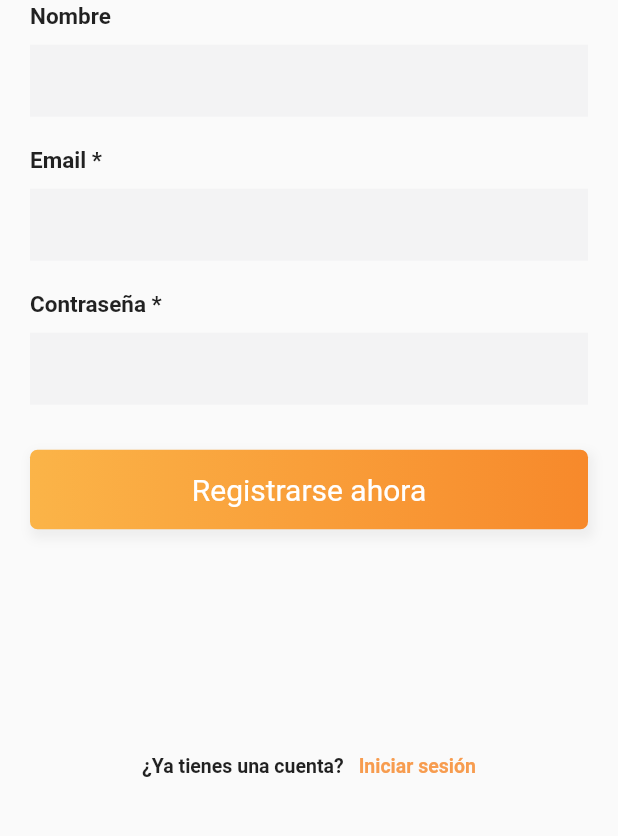
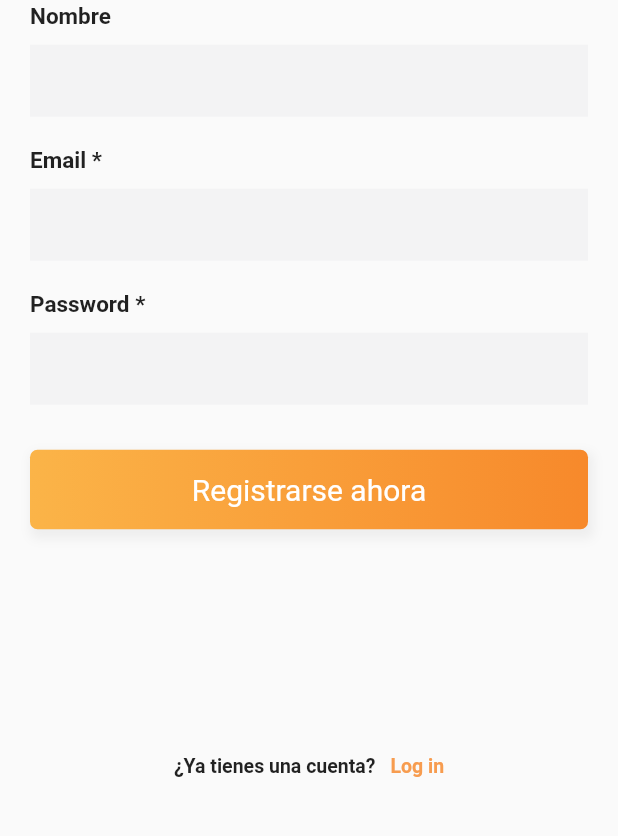
Before and after one commit to jserrape/PaQRue-flutter, a Flutter app: the SignUpPage screen opened by its route, on a phone screen of 412 x 824 dp, the part 387-1223 px from its top. Run offline on Flutter 3.47's test engine with Material 2 defaults, Android fonts, the phone set to English and light mode, and no system bars; our stand-ins replace google_fonts, shared_preferences; accounts and stored records are empty; network calls fail.

Commit message:
Nuevas pantallas traducidas

```diff
--- a/lib/src/screens/login/forgetPassword.dart
+++ b/lib/src/screens/login/forgetPassword.dart
@@ -4,6 +4,8 @@ import 'package:history_maker/src/util/Visual.dart';
 
 import 'package:history_maker/src/services/UserServices.dart' as UserServices;
 import 'package:http/http.dart' as http;
+
+import '../../../app_localizations.dart';
 
 class forgetPassword extends StatefulWidget {
   forgetPassword({Key key, this.title}) : super(key: key);
@@ -55,7 +57,7 @@ class _forgetPasswordState extends State<forgetPassword> {
             context: context,
             builder: (context) {
               return AlertDialog(
-                content: Text("Formato del email incorrecto"),
+                content: Text(AppLocalizations.of(context).translate('email_formar_incorrect')),
               );
             },
           );
@@ -65,7 +67,7 @@ class _forgetPasswordState extends State<forgetPassword> {
             context: context,
             builder: (context) {
               return AlertDialog(
-                content: Text("Se ha enviado un correo electronico para el cambio de contraseña"),
+                content: Text(AppLocalizations.of(context).translate('email_change_pass')),
               );
             },
           );
@@ -89,7 +91,7 @@ class _forgetPasswordState extends State<forgetPassword> {
                 end: Alignment.centerRight,
                 colors: [Color(0xfffbb448), Color(0xfff7892b)])),
         child: Text(
-          'Recordar contraseña',
+          AppLocalizations.of(context).translate('remember_pass'),
           style: TextStyle(fontSize: 20, color: Colors.white),
         ),
       ),
@@ -105,7 +107,7 @@ class _forgetPasswordState extends State<forgetPassword> {
     return Column(
       children: <Widget>[
         Text(
-          'Ingrese el correo electrónico para recordar la contraseña',
+          AppLocalizations.of(context).translate('remember_pass_text'),
           textAlign: TextAlign.center,
           //overflow: TextOverflow.ellipsis,
           style: TextStyle(),
@@ -113,7 +115,7 @@ class _forgetPasswordState extends State<forgetPassword> {
         SizedBox(
           height: 20,
         ),
-        _entryField(controllerEmail, "Email")
+        _entryField(controllerEmail, AppLocalizations.of(context).translate('email'))
       ],
     );
   }
--- a/lib/src/screens/login/loginPage.dart
+++ b/lib/src/screens/login/loginPage.dart
@@ -76,7 +76,7 @@ class _LoginPageState extends State<LoginPage> {
             context: context,
             builder: (context) {
               return AlertDialog(
-                content: Text("Formato del email o contraseña no válido"),
+                content: Text(AppLocalizations.of(context).translate('format_no_valid_1')),
               );
             },
           );
@@ -91,7 +91,7 @@ class _LoginPageState extends State<LoginPage> {
               context: context,
               builder: (context) {
                 return AlertDialog(
-                  content: Text("Email o contraseña incorrectos"),
+                  content: Text(AppLocalizations.of(context).translate('pass_error')),
                 );
               },
             );
@@ -120,7 +120,7 @@ class _LoginPageState extends State<LoginPage> {
                 begin: Alignment.centerLeft,
                 end: Alignment.centerRight,
                 colors: [Color(0xfffbb448), Color(0xfff7892b)])),
-        child: Text('Iniciar sesión', style: TextStyle(fontSize: 20, color: Colors.white),
+        child: Text(AppLocalizations.of(context).translate('log_in'), style: TextStyle(fontSize: 20, color: Colors.white),
         ),
       ),
     );
@@ -142,7 +142,7 @@ class _LoginPageState extends State<LoginPage> {
               ),
             ),
           ),
-          Text('o'),
+          Text(AppLocalizations.of(context).translate('or')),
           Expanded(
             child: Padding(
               padding: EdgeInsets.symmetric(horizontal: 10),
@@ -193,7 +193,7 @@ class _LoginPageState extends State<LoginPage> {
                     topRight: Radius.circular(5)),
               ),
               alignment: Alignment.center,
-              child: Text('Iniciar sesión con Facebook',
+              child: Text(AppLocalizations.of(context).translate('log_in_facebook'),
                   style: TextStyle(
                       color: Colors.white,
                       fontSize: 18,
@@ -239,7 +239,7 @@ class _LoginPageState extends State<LoginPage> {
                     topRight: Radius.circular(5)),
               ),
               alignment: Alignment.center,
-              child: Text('Iniciar sesión con Google',
+              child: Text(AppLocalizations.of(context).translate('log_in_google'),
                   style: TextStyle(
                       color: Colors.grey,
                       fontSize: 18,
@@ -264,14 +264,14 @@ class _LoginPageState extends State<LoginPage> {
           mainAxisAlignment: MainAxisAlignment.center,
           children: <Widget>[
             Text(
-              '¿No tienes una cuenta?',
+              AppLocalizations.of(context).translate('no_account'),
               style: TextStyle(fontSize: 13, fontWeight: FontWeight.w600),
             ),
             SizedBox(
               width: 10,
             ),
             Text(
-              'Registrarse',
+              AppLocalizations.of(context).translate('register'),
               style: TextStyle(
                   color: Color(0xfff79c4f),
                   fontSize: 13,
@@ -287,8 +287,8 @@ class _LoginPageState extends State<LoginPage> {
   Widget _emailPasswordWidget() {
     return Column(
       children: <Widget>[
-        _entryField(controllerEmail, "Email"),
-        _entryField(controllerPassword, "Contraseña", isPassword: true),
+        _entryField(controllerEmail, AppLocalizations.of(context).translate('email')),
+        _entryField(controllerPassword, AppLocalizations.of(context).translate('password'), isPassword: true),
       ],
     );
   }
@@ -320,7 +320,7 @@ class _LoginPageState extends State<LoginPage> {
                     child: Container(
                       padding: EdgeInsets.symmetric(vertical: 10),
                       alignment: Alignment.centerRight,
-                      child: Text('¿Se te olvidó tu contraseña?',
+                      child: Text(AppLocalizations.of(context).translate('forget_pass'),
                           style: TextStyle(
                               color: Color(0xfff79c4f),
                               fontSize: 13,
--- a/lib/src/screens/login/signup.dart
+++ b/lib/src/screens/login/signup.dart
@@ -7,6 +7,7 @@ import 'package:http/http.dart' as http;
 
 import 'package:history_maker/src/services/UserServices.dart' as UserServices;
 
+import '../../../app_localizations.dart';
 import 'loginPage.dart';
 
 class SignUpPage extends StatefulWidget {
@@ -52,7 +53,6 @@ class _SignUpPageState extends State<SignUpPage> {
 
   Future<http.Response> addUser(User user) async {
     final response = await UserServices.postUser(user);
-    //return User.fromJson(json.decode(response.body));
     return response;
   }
 
@@ -68,12 +68,12 @@ class _SignUpPageState extends State<SignUpPage> {
           http.Response response = await addUser(user);
           String mensaje = "";
           if(response.statusCode == 201){
-            mensaje = "Registro completo";
+            mensaje = AppLocalizations.of(context).translate('register_complete');
             controllerEmail.clear();
             controllerPassword.clear();
             controllerNombre.clear();
           }else{
-            mensaje = "Ya existe una cuenta con ese correo electrónico";
+            mensaje = AppLocalizations.of(context).translate('account_exist');
           }
 
           return await showDialog(
@@ -89,13 +89,13 @@ class _SignUpPageState extends State<SignUpPage> {
         } else {
           String error = "Error sin definir";
           if (emailValid && !passwordValid) {
-            error = "Formato de la contraseña incorrecto";
+            error = AppLocalizations.of(context).translate('error_password_format');
           }
           if (!emailValid && passwordValid) {
-            error = "Formato del email incorrecto";
+            error = AppLocalizations.of(context).translate('email_formar_incorrect');
           }
           if (!emailValid && !passwordValid) {
-            error = "Formato del email y contraseña incorrectos";
+            error = AppLocalizations.of(context).translate('pass_email_format_error');
           }
           return showDialog(
             context: context,
@@ -125,7 +125,7 @@ class _SignUpPageState extends State<SignUpPage> {
                 end: Alignment.centerRight,
                 colors: [Color(0xfffbb448), Color(0xfff7892b)])),
         child: Text(
-          'Registrarse ahora',
+          AppLocalizations.of(context).translate('register_now'),
           style: TextStyle(fontSize: 20, color: Colors.white),
         ),
       ),
@@ -145,14 +145,14 @@ class _SignUpPageState extends State<SignUpPage> {
           mainAxisAlignment: MainAxisAlignment.center,
           children: <Widget>[
             Text(
-              '¿Ya tienes una cuenta?',
+              AppLocalizations.of(context).translate('already_have_account'),
               style: TextStyle(fontSize: 13, fontWeight: FontWeight.w600),
             ),
             SizedBox(
               width: 10,
             ),
             Text(
-              'Iniciar sesión',
+              AppLocalizations.of(context).translate('log_in'),
               style: TextStyle(
                   color: Color(0xfff79c4f),
                   fontSize: 13,
@@ -167,9 +167,9 @@ class _SignUpPageState extends State<SignUpPage> {
   Widget _emailPasswordWidget() {
     return Column(
       children: <Widget>[
-        _entryField(controllerNombre, "Nombre"),
-        _entryField(controllerEmail, "Email *"),
-        _entryField(controllerPassword, "Contraseña *", isPassword: true),
+        _entryField(controllerNombre, AppLocalizations.of(context).translate('name')),
+        _entryField(controllerEmail, AppLocalizations.of(context).translate('email') + " *"),
+        _entryField(controllerPassword, AppLocalizations.of(context).translate('password') + " *", isPassword: true),
       ],
     );
   }
--- a/lib/src/util/Visual.dart
+++ b/lib/src/util/Visual.dart
@@ -1,5 +1,7 @@
 import 'package:flutter/material.dart';
 import 'package:google_fonts/google_fonts.dart';
+
+import '../../app_localizations.dart';
 
 class Visual{
 
@@ -40,7 +42,7 @@ class Visual{
               padding: EdgeInsets.only(left: 0, top: 10, bottom: 10),
               child: Icon(Icons.keyboard_arrow_left, color: Colors.black),
             ),
-            Text('Atrás',
+            Text(AppLocalizations.of(context).translate('back'),
                 style: TextStyle(fontSize: 12, fontWeight: FontWeight.w500))
           ],
         ),
```
Also changed, not shown: i18n/en.json (+24 -1 lines), i18n/es.json (+24 -1 lines).
